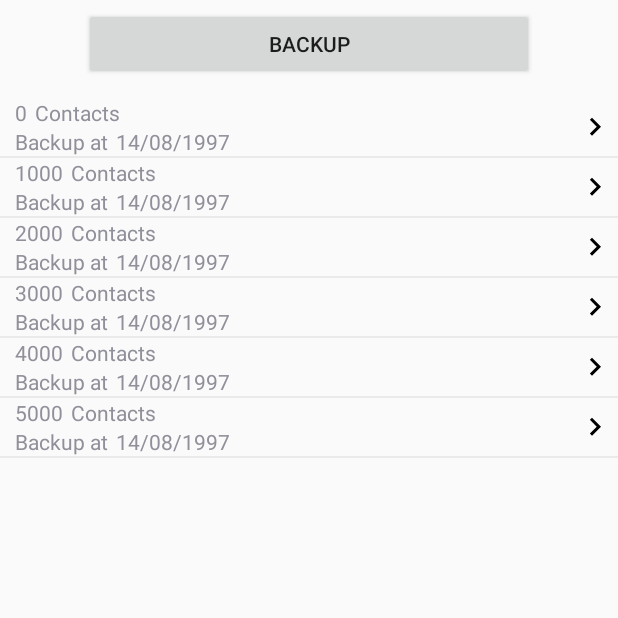
After one commit to NguyenVanTienIT/AndroidMobileCleaner, an Android app: the ActivityBackup screen opened directly, with no data from a screen before it, on a phone screen of 412 x 824 dp, the top half of it. The commit adds this screen. Run offline under Robolectric (Android 15) with nearby library versions, the phone set to English and light mode, and no system bars.

Commit message:
tiep tuc

```diff
--- /dev/null
+++ b/MobileCleaner/app/src/main/java/com/example/asus/mobilecleaner/ActivityBackup.kt
@@ -0,0 +1,273 @@
+package com.example.asus.mobilecleaner
+
+import android.Manifest
+import android.content.Intent
+import android.content.pm.PackageManager
+import android.content.res.AssetFileDescriptor
+import android.database.Cursor
+import android.net.Uri
+import android.support.v7.app.AppCompatActivity
+import android.os.Bundle
+import android.os.Environment
+import android.support.v4.content.ContextCompat
+import android.support.v7.widget.DividerItemDecoration
+import android.support.v7.widget.LinearLayoutManager
+import android.support.v7.widget.RecyclerView
+import android.util.Log
+import android.view.LayoutInflater
+import android.view.View
+import android.view.ViewGroup
+import android.widget.*
+import android.provider.ContactsContract
+import java.io.*
+import java.lang.reflect.Array.get
+
+
+class ActivityBackup : AppCompatActivity() {
+
+    var btnBackup : Button? = null
+    var recyclerHistory : RecyclerView? = null
+    var listHistory : ArrayList<BackupContacts>? = null
+    var historyAdapter : BackupAdapter?  = null
+
+
+    companion object {
+        val nameStogre : String = "/MobileCleaner"
+    }
+
+
+    override fun onCreate(savedInstanceState: Bundle?) {
+        super.onCreate(savedInstanceState)
+        setContentView(R.layout.activity_backup)
+
+        btnBackup = findViewById(R.id.btn_backup)
+        recyclerHistory = findViewById(R.id.list_history)
+
+        recyclerHistory!!.layoutManager = LinearLayoutManager(applicationContext)
+
+        val itemDecoration = DividerItemDecoration(applicationContext, LinearLayoutManager(applicationContext).orientation)
+        recyclerHistory!!.setHasFixedSize(true)
+        recyclerHistory!!.setLayoutManager(LinearLayoutManager(applicationContext))
+        recyclerHistory!!.addItemDecoration(itemDecoration)
+
+        listHistory = ArrayList()
+
+        // make folder for app
+
+        val f = File(Environment.getExternalStorageDirectory().toString()+ nameStogre)
+        if (!f.exists())
+            f.mkdir()
+
+        initView()
+
+
+        btnBackup!!.setOnClickListener(object : View.OnClickListener{
+            override fun onClick(v: View?) {
+                getVcardString()
+            }
+        })
+    }
+
+    private fun isExternalStorageWritable(): Boolean {
+        if (Environment.MEDIA_MOUNTED == Environment.getExternalStorageState()) {
+            return true
+        } else {
+            return false
+        }
+    }
+
+
+    fun BackupToStorage(){
+
+    }
+
+
+   /* fun writeFile(list : ArrayList<Contacts>) {
+        if (isExternalStorageWritable() && checkPermission(Manifest.permission.WRITE_EXTERNAL_STORAGE)) {
+            val textFile = File(Environment.getExternalStorageDirectory().toString() + nameStogre, "Contacts.vcf")
+            try {
+                val fos = FileOutputStream(textFile)
+                for (contacts : Contacts in list){
+
+                }
+
+                fos.write(text.getText().toString().toByteArray())
+                fos.close()
+
+                Toast.makeText(this, "File Saved.", Toast.LENGTH_SHORT).show()
+            } catch (e: IOException) {
+                e.printStackTrace()
+            }
+
+        } else {
+            Toast.makeText(this, "Cannot Write to External Storage.", Toast.LENGTH_SHORT).show()
+        }
+    }*/
+
+
+    private fun getVcardString() {
+
+
+       var vCard = ArrayList<String>()  // Its global....
+        try {
+            var cursor = contentResolver.query(ContactsContract.CommonDataKinds.Phone.CONTENT_URI, null, null, null, null)
+            if (cursor != null && cursor.getCount() > 0) {
+                var i: Int
+                //val storage_path = Environment.getExternalStorageDirectory().toString() + nameStogre + "Contacts.VCF"
+                //val textFile = File(Environment.getExternalStorageDirectory().toString() + nameStogre, "Contacts.VCF")
+                val textFile = File(Environment.getExternalStorageDirectory().toString() + nameStogre, "Contacts.txt")
+                val mFileOutputStream = FileOutputStream(textFile)
+                cursor.moveToFirst()
+                i = 0
+                while (i < cursor.getCount()) {
+                    Toast.makeText(applicationContext, "this is here"+cursor.getCount(), Toast.LENGTH_SHORT).show()
+                    vCard.add(get(cursor, vCard)!!.toString())
+                    //vCard.add("0968931478")
+                    Log.d("TAG", "Contact " + (i + 1) + "VcF String is" + vCard.get(i))
+                    cursor.moveToNext()
+                    mFileOutputStream.write(vCard.get(i).toString().toByteArray())
+                    i++
+                }
+                mFileOutputStream.close()
+                cursor.close()
+            }
+            else {
+                Log.d("TAG", "No Contacts in Your Phone")
+            }
+        }
+        catch (e : Exception){
+            e.printStackTrace()
+        }
+    }
+
+
+    private fun get(cursor : Cursor, list : ArrayList<String>) : String?{
+        var   lookupKey : String= cursor.getString(cursor.getColumnIndex(ContactsContract.Contacts.LOOKUP_KEY));
+        var uri : Uri = Uri.withAppendedPath(ContactsContract.Contacts.CONTENT_VCARD_URI, lookupKey);
+        var fd : AssetFileDescriptor? = null;
+        try {
+            fd = this.getContentResolver().openAssetFileDescriptor(uri, "r");
+
+            var fis : FileInputStream = fd.createInputStream();
+           // var buf : ByteArray = (fd.getDeclaredLength() as Int) as ByteArray
+            //var buf : ByteArray = ByteArray(fd.getDeclaredLength().toInt())
+            var buf : ByteArray = readBytes(fis)
+            //fis.read(buf);
+            var vcardstring : String = buf.toString()
+            //list.add(vcardstring);
+            return vcardstring
+        }
+        catch (e1 : Exception)
+        {
+            e1.printStackTrace();
+        }
+        return null
+    }
+
+
+    @Throws(IOException::class)
+    fun readBytes(inputStream: InputStream): ByteArray {
+        // this dynamically extends to take the bytes you read
+        val byteBuffer = ByteArrayOutputStream()
+
+        // this is storage overwritten on each iteration with bytes
+        val bufferSize = 1024
+        val buffer = ByteArray(bufferSize)
+
+        // we need to know how may bytes were read to write them to the byteBuffer
+        var len = 0
+        while (len != -1) {
+            byteBuffer.write(buffer, 0, len)
+            len = inputStream.read(buffer)
+        }
+
+        // and then we can return your byte array.
+        return byteBuffer.toByteArray()
+    }
+
+    fun checkPermission(permission: String): Boolean {
+        val check = ContextCompat.checkSelfPermission(this, permission)
+        return check == PackageManager.PERMISSION_GRANTED
+    }
+
+
+
+    private fun initView() {
+
+
+        for(i in 0..5){
+            listHistory?.add(BackupContacts(i * 1000,"14/08/1997",null))
+        }
+
+
+        if(historyAdapter == null) {
+            historyAdapter = BackupAdapter(listHistory!!)
+            recyclerHistory!!.adapter = historyAdapter
+        }
+
+        else{
+            historyAdapter!!.notifyDataSetChanged()
+        }
+    }
+
+    inner class BackupHolder(inflater : LayoutInflater, parent : ViewGroup) :
+            RecyclerView.ViewHolder(inflater.inflate(R.layout.item_history_backup,parent,false)),
+            View.OnClickListener{
+
+
+        var txtNumContacts : TextView?= null
+        var txtTimebackup : TextView? = null
+
+
+        var newBackupContact : BackupContacts? = null
+
+
+        init {
+            txtNumContacts = itemView.findViewById(R.id.count_contacts)
+            txtTimebackup = itemView.findViewById(R.id.history)
+
+            itemView.setOnClickListener(this)
+        }
+
+
+
+        fun bind(backupContacts: BackupContacts){
+            newBackupContact = backupContacts
+            txtNumContacts!!.setText(backupContacts.numCount.toString())
+            txtTimebackup!!.setText(backupContacts.timeBackup)
+        }
+
+        override fun onClick(v: View?) {
+            Toast.makeText(applicationContext, "Chúng tôi sẽ phát triển sau", Toast.LENGTH_SHORT).show()
+        }
+
+    }
+
+    inner class BackupAdapter(listBackup : ArrayList<BackupContacts>) : RecyclerView.Adapter<BackupHolder>(){
+
+        var listBackupAdapter : ArrayList<BackupContacts>? = null
+
+        init {
+            listBackupAdapter = listBackup
+        }
+
+        override fun getItemCount(): Int {
+            return listBackupAdapter!!.size
+        }
+
+        override fun onBindViewHolder(holder: BackupHolder, position: Int) {
+            var backupContacts : BackupContacts = listBackupAdapter!![position]
+
+            holder!!.bind(backupContacts)
+        }
+
+        override fun onCreateViewHolder(parent: ViewGroup, viewType: Int): BackupHolder {
+            var layoutInflater : LayoutInflater = LayoutInflater.from(applicationContext)
+
+            return BackupHolder(layoutInflater, parent)
+        }
+
+    }
+
+
+}
--- a/MobileCleaner/app/src/main/java/com/example/asus/mobilecleaner/ActivityContactsScan.kt
+++ b/MobileCleaner/app/src/main/java/com/example/asus/mobilecleaner/ActivityContactsScan.kt
@@ -54,7 +54,7 @@ class ActivityContactsScan : AbsRuntimePermission() {
        /* requestAppPermissions(arrayOf(Manifest.permission.READ_CONTACTS, Manifest.permission.WRITE_EXTERNAL_STORAGE, Manifest.permission.WRITE_CONTACTS),
                 R.string.msg, REQUEST_PERMISSION)*/
 
-        requestAppPermissions(arrayOf(Manifest.permission.READ_CONTACTS, Manifest.permission.WRITE_CONTACTS),
+        requestAppPermissions(arrayOf(Manifest.permission.READ_CONTACTS, Manifest.permission.WRITE_CONTACTS, Manifest.permission.WRITE_EXTERNAL_STORAGE),
                 R.string.msg, REQUEST_PERMISSION)
 
         updateUI()
--- /dev/null
+++ b/MobileCleaner/app/src/main/java/com/example/asus/mobilecleaner/BackupContacts.kt
@@ -0,0 +1,14 @@
+package com.example.asus.mobilecleaner
+
+class BackupContacts(num : Int, time : String, url : String?) {
+    var numCount : Int? = null
+    var timeBackup : String? = null
+    var urlShare : String? = null
+
+    init {
+        numCount = num
+        timeBackup = time
+        urlShare = url
+    }
+
+}
--- a/MobileCleaner/app/src/main/java/com/example/asus/mobilecleaner/FragmentHome.kt
+++ b/MobileCleaner/app/src/main/java/com/example/asus/mobilecleaner/FragmentHome.kt
@@ -125,7 +125,8 @@ class FragmentHome : Fragment(), Animation.AnimationListener {
 
         itemFullScan!!.setOnClickListener(object : View.OnClickListener {
             override fun onClick(v: View?) {
-                Toast.makeText(activity, "Full Scanning", Toast.LENGTH_SHORT).show()
+                var intent : Intent = Intent(activity, ActivityBackup::class.java)
+                startActivity(intent)
             }
         })
 
--- /dev/null
+++ b/MobileCleaner/app/src/main/res/layout/activity_backup.xml
@@ -0,0 +1,27 @@
+<?xml version="1.0" encoding="utf-8"?>
+<LinearLayout
+    xmlns:android="http://schemas.android.com/apk/res/android"
+    android:layout_width="match_parent"
+    android:layout_height="match_parent"
+    android:orientation="vertical"
+    >
+    <Button
+        android:id="@+id/btn_backup"
+        android:layout_marginTop="5sp"
+        android:layout_width="300dp"
+        android:layout_gravity="center_horizontal"
+        android:layout_height="wrap_content"
+        android:text="Backup"
+        />
+    <View
+        android:layout_width="match_parent"
+        android:layout_height="2sp"/>
+
+    <android.support.v7.widget.RecyclerView
+        android:layout_marginTop="10sp"
+        android:id="@+id/list_history"
+        android:layout_width="match_parent"
+        android:layout_height="match_parent">
+
+    </android.support.v7.widget.RecyclerView>
+</LinearLayout>
--- /dev/null
+++ b/MobileCleaner/app/src/main/res/layout/item_history_backup.xml
@@ -0,0 +1,63 @@
+<?xml version="1.0" encoding="utf-8"?>
+<RelativeLayout
+    xmlns:android="http://schemas.android.com/apk/res/android"
+    android:layout_width="match_parent"
+    android:layout_height="wrap_content"
+    android:orientation="horizontal"
+    >
+
+    <LinearLayout
+        android:layout_width="wrap_content"
+        android:layout_height="wrap_content"
+        android:orientation="vertical">
+
+    <LinearLayout
+        android:layout_width="match_parent"
+        android:layout_height="wrap_content"
+        android:orientation="horizontal">
+        <TextView
+            android:layout_marginLeft="10sp"
+            android:id="@+id/count_contacts"
+            android:layout_width="wrap_content"
+            android:layout_height="wrap_content"
+            android:text="1000"/>
+
+        <TextView
+            android:layout_marginLeft="5sp"
+            android:layout_width="wrap_content"
+            android:layout_height="wrap_content"
+            android:text="Contacts"/>
+    </LinearLayout>
+
+    <LinearLayout
+        android:layout_width="match_parent"
+        android:layout_height="wrap_content"
+        android:orientation="horizontal">
+        <TextView
+            android:layout_marginLeft="10sp"
+            android:id="@+id/time_backup"
+            android:layout_width="wrap_content"
+            android:layout_height="wrap_content"
+            android:text="Backup at"/>
+
+        <TextView
+            android:id="@+id/history"
+            android:layout_marginLeft="5sp"
+            android:layout_width="wrap_content"
+            android:layout_height="wrap_content"
+            android:text="8:00 AM - 14/06/2018"/>
+    </LinearLayout>
+
+    </LinearLayout>
+
+    <ImageView
+        android:layout_marginRight="3sp"
+        android:layout_alignParentRight="true"
+        android:layout_centerVertical="true"
+        android:layout_gravity="center_horizontal"
+        android:layout_width="wrap_content"
+        android:layout_height="wrap_content"
+        android:src="@drawable/ic_detail"
+        />
+
+</RelativeLayout>
```
Also changed, not shown: MobileCleaner/app/src/main/AndroidManifest.xml (+6 -4 lines), MobileCleaner/app/src/main/res/layout/fragment_home.xml (+4 -4 lines).
